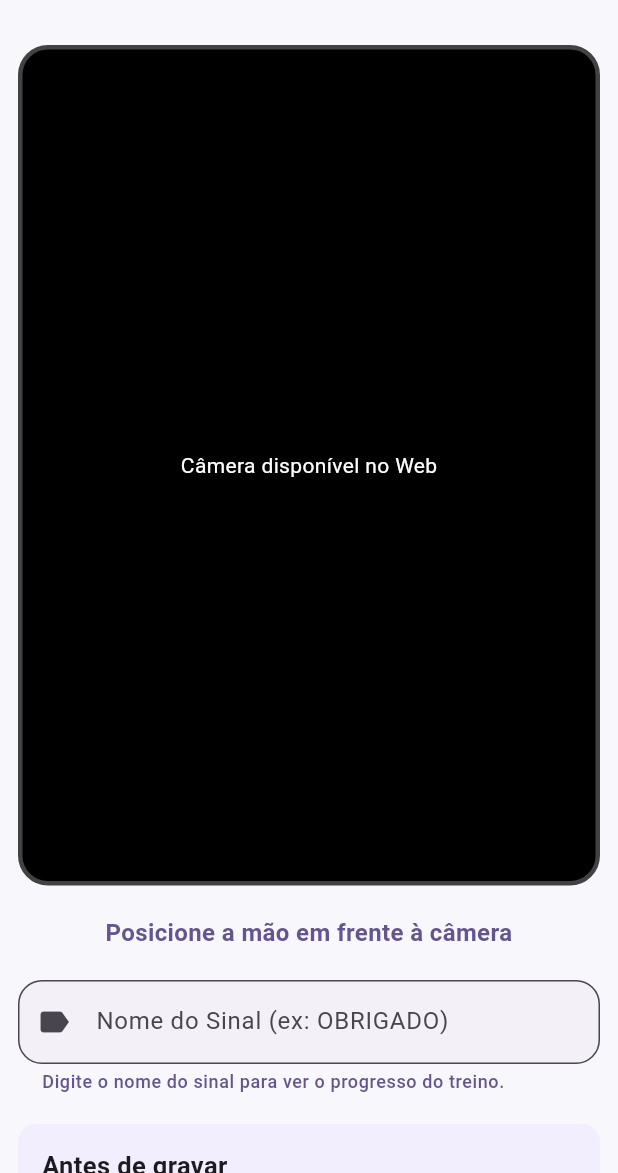
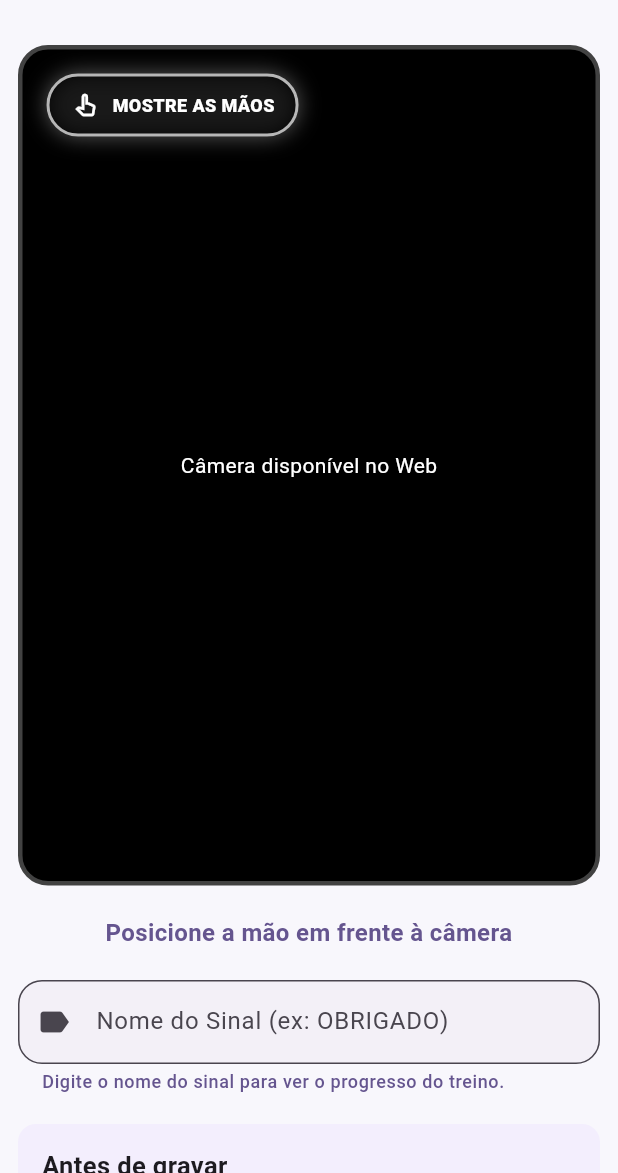
Before and after one commit to doutorizze-ux/librai, a Flutter app: the TrainerScreen screen opened by its route, after a tap on "Cancelar", on a phone screen of 412 x 824 dp, the part 63-1236 px from its top. Run offline on Flutter 3.47's test engine with Material 3 defaults, Android fonts, the phone set to English and light mode, and no system bars; our stand-ins replace camera, dio, flutter_riverpod, go_router, shared_preferences; missing offline and left inert: dart:html, dart:js_util, dart:ui_web, hand_landmarker; accounts and stored records are empty.

Commit message:
feat(training): add live neon hand tracking

```diff
--- a/apps/mobile/lib/platform/mediapipe_interop_stub.dart
+++ b/apps/mobile/lib/platform/mediapipe_interop_stub.dart
@@ -29,6 +29,10 @@ class MediaPipeService {
     return DateTime.now().millisecondsSinceEpoch ~/ 33;
   }
 
+  String getTrackingQuality() => 'waiting';
+
+  int getHandsCount() => 0;
+
   List<Map<String, double>>? getLatestLandmarks() {
     // Retorna landmarks de teste dinâmicos
     final int now = DateTime.now().millisecondsSinceEpoch;
--- a/apps/mobile/lib/presentation/screens/trainer_screen.dart
+++ b/apps/mobile/lib/presentation/screens/trainer_screen.dart
@@ -46,6 +46,8 @@ class _TrainerScreenState extends State<TrainerScreen> {
   int _validCapturedFrames = 0;
   int _attemptedCapturedFrames = 0;
   int _lastCapturedRevision = -1;
+  String _trackingQuality = 'waiting';
+  int _handsCount = 0;
 
   Options get _authorizedOptions => Options(
         headers: {'Authorization': 'Bearer $_trainerToken'},
@@ -163,8 +165,16 @@ class _TrainerScreenState extends State<TrainerScreen> {
     _frameTimer = Timer.periodic(const Duration(milliseconds: 100), (timer) {
       if (!mounted) return;
       final handsOk = _visionService.isHandsDetected();
-      if (_handsDetected != handsOk) {
-        setState(() => _handsDetected = handsOk);
+      final trackingQuality = _visionService.getTrackingQuality();
+      final handsCount = _visionService.getHandsCount();
+      if (_handsDetected != handsOk ||
+          _trackingQuality != trackingQuality ||
+          _handsCount != handsCount) {
+        setState(() {
+          _handsDetected = handsOk;
+          _trackingQuality = trackingQuality;
+          _handsCount = handsCount;
+        });
       }
     });
     setState(() {
@@ -322,7 +332,8 @@ class _TrainerScreenState extends State<TrainerScreen> {
       final latest = _visionService.getLatestLandmarks();
       if (latest != null &&
           latest.length >= 21 &&
-          latest.length % 21 == 0) {
+          latest.length % 21 == 0 &&
+          _visionService.getTrackingQuality() == 'good') {
         _recordedLandmarks.addAll(latest);
         _validCapturedFrames += latest.length ~/ 21;
       }
@@ -480,6 +491,79 @@ class _TrainerScreenState extends State<TrainerScreen> {
                         )
                       else
                         const Center(child: Text("Câmera disponível no Web", style: TextStyle(color: Colors.white))),
+
+                      Positioned(
+                        top: 16,
+                        left: 16,
+                        child: Semantics(
+                          liveRegion: true,
+                          label: _trackingQuality == 'good'
+                              ? 'Captura válida. $_handsCount mão detectada.'
+                              : _trackingQuality == 'edge'
+                                  ? 'Mão próxima da borda. Centralize as mãos.'
+                                  : 'Aguardando detecção das mãos.',
+                          child: Container(
+                            padding: const EdgeInsets.symmetric(
+                              horizontal: 14,
+                              vertical: 9,
+                            ),
+                            decoration: BoxDecoration(
+                              color: Colors.black.withOpacity(0.72),
+                              borderRadius: BorderRadius.circular(999),
+                              border: Border.all(
+                                color: _trackingQuality == 'good'
+                                    ? const Color(0xFF00FFD1)
+                                    : _trackingQuality == 'edge'
+                                        ? const Color(0xFFFFD740)
+                                        : Colors.white70,
+                                width: 2,
+                              ),
+                              boxShadow: [
+                                BoxShadow(
+                                  color: (_trackingQuality == 'good'
+                                          ? const Color(0xFF00FFD1)
+                                          : _trackingQuality == 'edge'
+                                              ? const Color(0xFFFFD740)
+                                              : Colors.white)
+                                      .withOpacity(0.35),
+                                  blurRadius: 12,
+                                ),
+                              ],
+                            ),
+                            child: Row(
+                              mainAxisSize: MainAxisSize.min,
+                              children: [
+                                Icon(
+                                  _trackingQuality == 'good'
+                                      ? Icons.check_circle
+                                      : _trackingQuality == 'edge'
+                                          ? Icons.warning_amber_rounded
+                                          : Icons.pan_tool_alt_outlined,
+                                  size: 20,
+                                  color: _trackingQuality == 'good'
+                                      ? const Color(0xFF00FFD1)
+                                      : _trackingQuality == 'edge'
+                                          ? const Color(0xFFFFD740)
+                                          : Colors.white,
+                                ),
+                                const SizedBox(width: 8),
+                                Text(
+                                  _trackingQuality == 'good'
+                                      ? 'CAPTURA VÁLIDA • $_handsCount MÃO${_handsCount == 1 ? '' : 'S'}'
+                                      : _trackingQuality == 'edge'
+                                          ? 'CENTRALIZE AS MÃOS'
+                                          : 'MOSTRE AS MÃOS',
+                                  style: const TextStyle(
+                                    color: Colors.white,
+                                    fontWeight: FontWeight.w800,
+                                    fontSize: 12,
+                                  ),
+                                ),
+                              ],
+                            ),
+                          ),
+                        ),
+                      ),
 
                       // Indicador de Gravação / Contagem
                       if (_isCountingDown)
--- a/apps/mobile/pubspec.yaml
+++ b/apps/mobile/pubspec.yaml
@@ -1,6 +1,6 @@
 name: sinaliza_ai
 description: Aplicativo móvel e web para reconhecimento de Libras em tempo real.
-version: 1.0.2+3
+version: 1.0.3+4
 
 environment:
   sdk: '>=3.0.0 <4.0.0'
```
Also changed, not shown: apps/mobile/lib/platform/mediapipe_interop_web.dart (+45 -5 lines), 1 other file.
